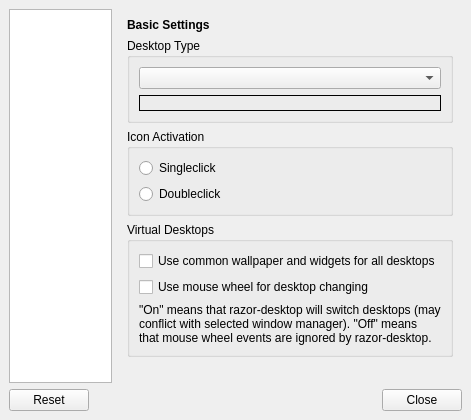
The window that razorqt-desktop/config/desktopconfigwindow.ui (Razor-qt/razor-qt) describes before a commit, drawn with Qt 5.
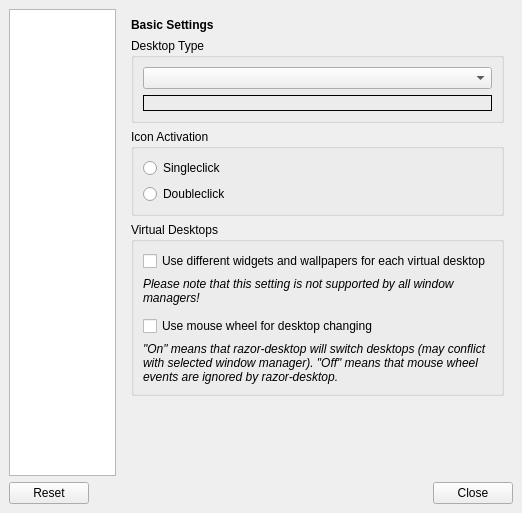
The same window after the commit. Custom widgets are drawn as their Qt base class.

Commit message:
Improved description for "using different wallpapers for each desktop".
Changed logical description from "use common" to "use different". Added
a warning because the option does not work for all window managers
(works for kwin, does not work for openbox!).
Write descriptions in italic.

What changed in the file:
```diff
--- a/razorqt-desktop/config/desktopconfigwindow.ui
+++ b/razorqt-desktop/config/desktopconfigwindow.ui
@@ -6,8 +6,8 @@
    <rect>
     <x>0</x>
     <y>0</y>
-    <width>471</width>
-    <height>420</height>
+    <width>522</width>
+    <height>513</height>
    </rect>
   </property>
   <property name="windowTitle">
@@ -131,15 +131,58 @@
             <property name="title">
              <string>Virtual Desktops</string>
             </property>
-            <layout class="QGridLayout" name="gridLayout_8">
-             <item row="1" column="0">
+            <layout class="QVBoxLayout" name="verticalLayout">
+             <item>
+              <widget class="QCheckBox" name="useDifferentWallpapersCheckBox">
+               <property name="text">
+                <string>Use different widgets and wallpapers for each virtual desktop</string>
+               </property>
+              </widget>
+             </item>
+             <item>
+              <widget class="QLabel" name="label_6">
+               <property name="sizePolicy">
+                <sizepolicy hsizetype="MinimumExpanding" vsizetype="MinimumExpanding">
+                 <horstretch>0</horstretch>
+                 <verstretch>0</verstretch>
+                </sizepolicy>
+               </property>
+               <property name="text">
+                <string>&lt;!DOCTYPE HTML PUBLIC &quot;-//W3C//DTD HTML 4.0//EN&quot; &quot;http://www.w3.org/TR/REC-html40/strict.dtd&quot;&gt;
+&lt;html&gt;&lt;head&gt;&lt;meta name=&quot;qrichtext&quot; content=&quot;1&quot; /&gt;&lt;style type=&quot;text/css&quot;&gt;
+p, li { white-space: pre-wrap; }
+&lt;/style&gt;&lt;/head&gt;&lt;body style=&quot; font-family:'Ubuntu'; font-size:9pt; font-weight:400; font-style:normal;&quot;&gt;
+&lt;p style=&quot; margin-top:0px; margin-bottom:0px; margin-left:0px; margin-right:0px; -qt-block-indent:0; text-indent:0px;&quot;&gt;&lt;span style=&quot; font-style:italic;&quot;&gt;Please note that this setting is not supported by all window managers!&lt;/span&gt;&lt;/p&gt;&lt;/body&gt;&lt;/html&gt;</string>
+               </property>
+               <property name="wordWrap">
+                <bool>true</bool>
+               </property>
+              </widget>
+             </item>
+             <item>
+              <spacer name="verticalSpacer_4">
+               <property name="orientation">
+                <enum>Qt::Vertical</enum>
+               </property>
+               <property name="sizeType">
+                <enum>QSizePolicy::Fixed</enum>
+               </property>
+               <property name="sizeHint" stdset="0">
+                <size>
+                 <width>20</width>
+                 <height>5</height>
+                </size>
+               </property>
+              </spacer>
+             </item>
+             <item>
               <widget class="QCheckBox" name="wheelDesktopCheckBox">
                <property name="text">
                 <string>Use mouse wheel for desktop changing</string>
                </property>
               </widget>
              </item>
-             <item row="2" column="0">
+             <item>
               <widget class="QLabel" name="label_5">
                <property name="sizePolicy">
                 <sizepolicy hsizetype="MinimumExpanding" vsizetype="MinimumExpanding">
@@ -148,23 +191,13 @@
                 </sizepolicy>
                </property>
                <property name="text">
-                <string>&quot;On&quot; means that razor-desktop will switch desktops (may conflict with selected window manager). &quot;Off&quot; means that mouse wheel events are ignored by razor-desktop.</string>
-               </property>
-               <property name="textFormat">
-                <enum>Qt::LogText</enum>
+                <string>&lt;i&gt;&quot;On&quot; means that razor-desktop will switch desktops (may conflict with selected window manager). &quot;Off&quot; means that mouse wheel events are ignored by razor-desktop.&lt;/i&gt;</string>
                </property>
                <property name="wordWrap">
                 <bool>true</bool>
                </property>
               </widget>
              </item>
-             <item row="0" column="0">
-              <widget class="QCheckBox" name="useCommonWallpaperCheckBox">
-               <property name="text">
-                <string>Use common wallpaper and widgets for all desktops</string>
-               </property>
-              </widget>
-             </item>
             </layout>
            </widget>
           </item>
```
The commit also changes 3 other files.
